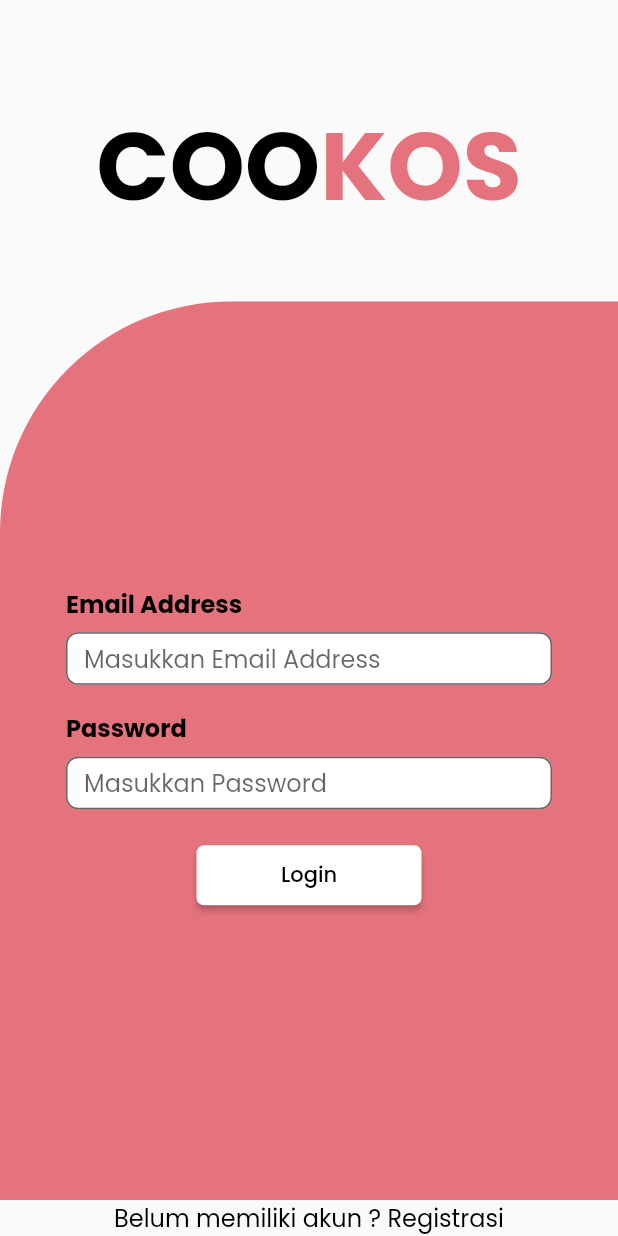
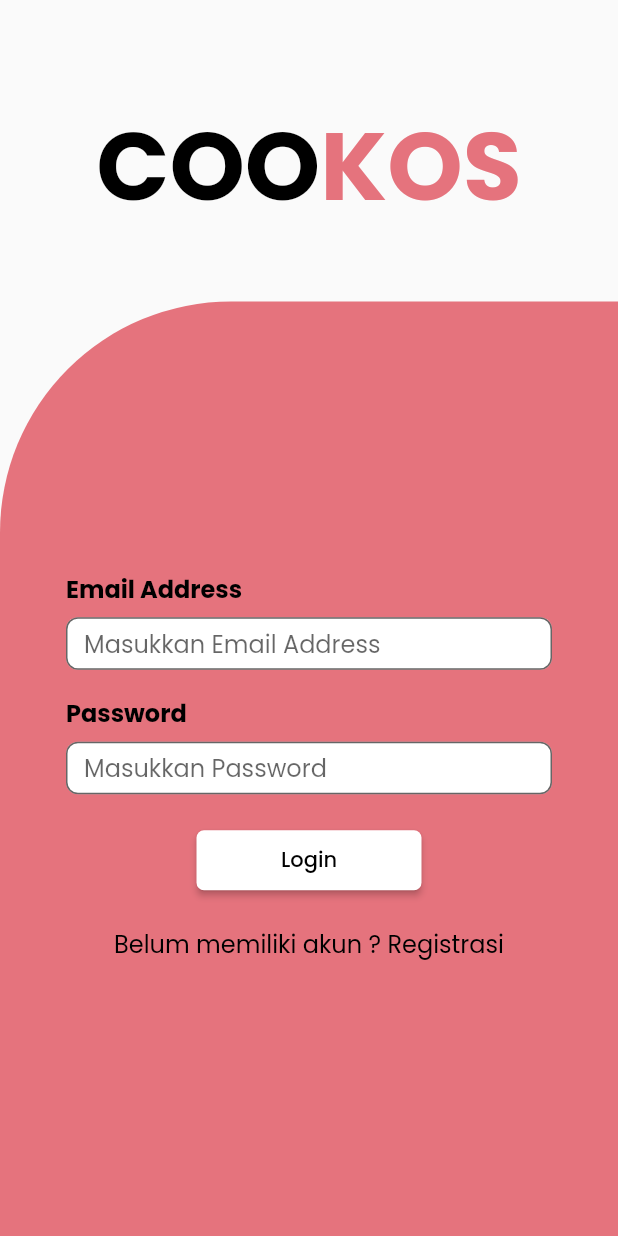
Before and after one commit to Bodan07/COOKOS_NEW, a Flutter app: the screen it shows after launch, on a phone screen of 412 x 824 dp. Run offline on Flutter 3.47's test engine with Material 2 defaults, Android fonts, the phone set to English and light mode, and no system bars; our stand-ins replace cloud_firestore, firebase_auth, firebase_core, firebase_storage, flutter_rating_bar, get and 2 more; accounts and stored records are empty.

Commit message:
change login

```diff
--- a/lib/screen/login.dart
+++ b/lib/screen/login.dart
@@ -84,7 +84,7 @@ class _LoginPageState extends State<LoginPage> {
                 margin: EdgeInsets.all(15),
                 child: Column(
                   crossAxisAlignment:
-                      CrossAxisAlignment.start, // Ubah ini menjadi 'start'
+                      CrossAxisAlignment.center, // Ubah ini menjadi 'start'
                   mainAxisAlignment: MainAxisAlignment.center,
                   children: [
                     Container(
@@ -134,12 +134,8 @@ class _LoginPageState extends State<LoginPage> {
                       ),
                     ),
                     SizedBox(height: 20),
-                  ],
-                ),
-              ),
-            ),
-          ),
-          // Tambahkan teks di bawah layar
+                    Container(
+                      child :
                           GestureDetector(
                         onTap: () {
                         Navigator.push(context,
@@ -153,6 +149,14 @@ class _LoginPageState extends State<LoginPage> {
                     ),
                     ),
                     ),
+                    ),
+                    SizedBox(height: 20),
+                  ],
+                ),
+              ),
+            ),
+          ),
+          // Tambahkan teks di bawah layar
         ],
       ),
     );
```
Lines whose indentation alone changed are shown as unchanged.
